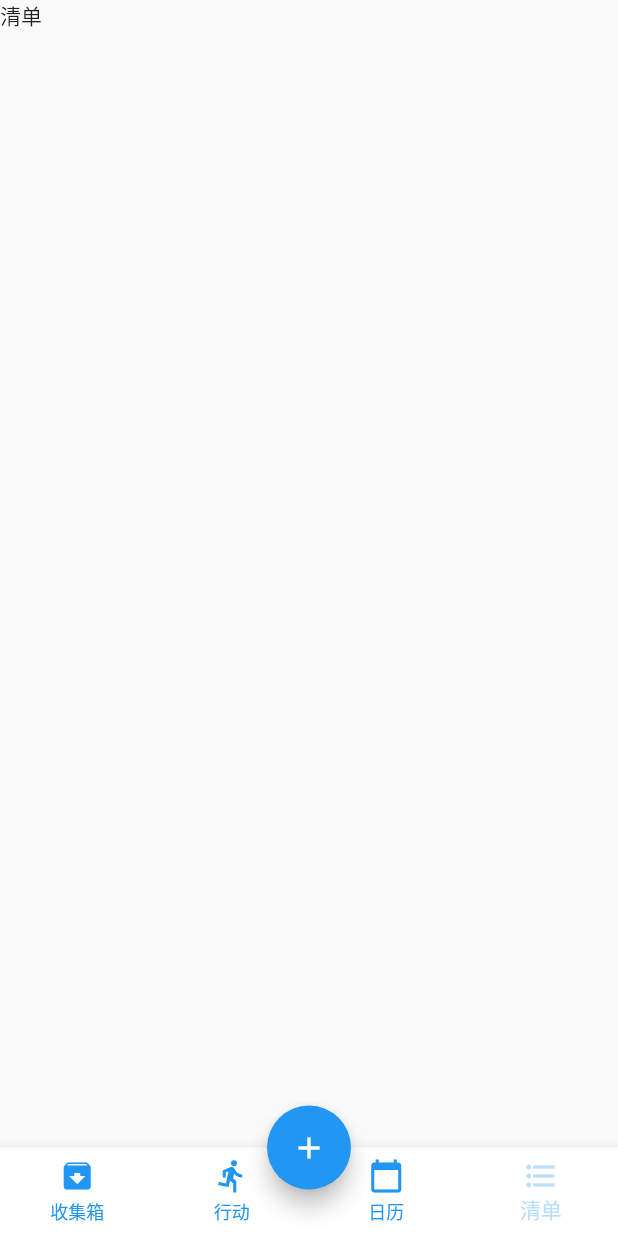
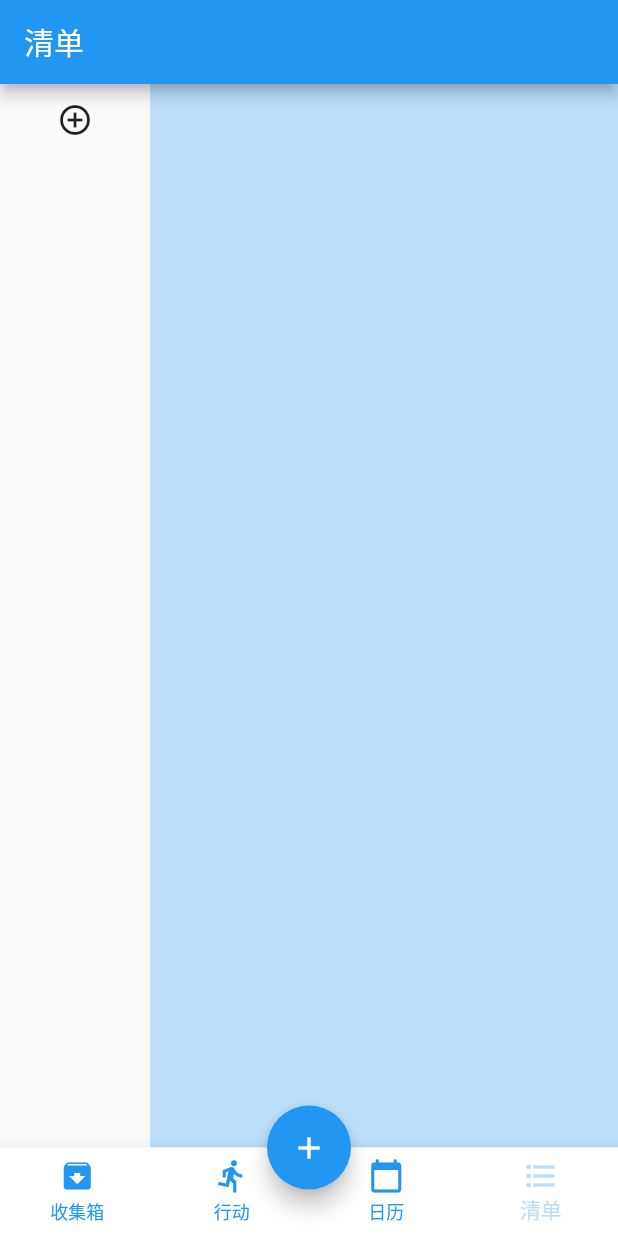
Before and after one commit to yczhangsjtu/GetThingsDone, a Flutter app: the screen it shows after launch, item 4 of the bottom bar chosen, on a phone screen of 412 x 824 dp. Run offline on Flutter 3.47's test engine with Material 2 defaults, Android fonts, the phone set to English and light mode, and no system bars.

Commit message:
Add inventory panel.

```diff
--- a/lib/main.dart
+++ b/lib/main.dart
@@ -4,6 +4,7 @@ import 'core/card.dart';
 import 'pages/basket.dart';
 import 'pages/actions.dart';
 import 'pages/calendar.dart';
+import 'pages/inventories.dart';
 import 'pages/card.dart';
 
 void main() {
@@ -19,7 +20,6 @@ class GTDApp extends StatefulWidget {
   State<StatefulWidget> createState() {
     return GTDAppState();
   }
-
 }
 
 class GTDAppState extends State<GTDApp> {
@@ -37,21 +37,26 @@ class GTDAppState extends State<GTDApp> {
           BottomNavigationItem(
               icon: Icon(Icons.format_list_bulleted),
               title: "清单",
-              page: Text("清单")),
+              page: Inventories()),
         ],
-        floatingActionButton: FloatingActionButton(onPressed: () {
+        floatingActionButton: FloatingActionButton(
+            onPressed: () {
               TextEditingController controller = TextEditingController();
               FocusNode focusNode = FocusNode();
-          return showDialog(context: context, builder: (context) {
-            return buildCardEditingDialog(context, controller, focusNode);
+              return showDialog(
+                  context: context,
+                  builder: (context) {
+                    return buildCardEditingDialog(
+                        context, controller, focusNode);
                   }).then((card) {
-            if(card != null) {
+                if (card != null) {
                   GTDCard.addCard(card);
                   GTDCard.saveCards();
                   setState(() {});
                 }
               });
-        }, child: Icon(Icons.add)),
+            },
+            child: Icon(Icons.add)),
         floatingActionButtonLocation: FloatingActionButtonLocation.centerDocked,
       );
     });
--- /dev/null
+++ b/lib/pages/inventories.dart
@@ -0,0 +1,109 @@
+import 'package:flutter/material.dart';
+import 'package:flutter_gtd/core/card.dart';
+
+import 'card.dart';
+import 'styles.dart';
+
+class Inventories extends StatefulWidget {
+  @override
+  State<StatefulWidget> createState() {
+    return _InventoriesState();
+  }
+}
+
+class _InventoriesState extends State<Inventories> {
+  int currentIndex = 0;
+  List<GTDCard> cards = [];
+  TextEditingController _controller = TextEditingController();
+  FocusNode _focusNode = FocusNode();
+
+  @override
+  Widget build(BuildContext context) {
+    cards.clear();
+    if (currentIndex >= Inventory.inventories.length) {
+      currentIndex = Inventory.inventories.length - 1;
+    }
+    if (currentIndex < 0) {
+      currentIndex = 0;
+    }
+    if (Inventory.inventories.isNotEmpty) {
+      Inventory inventory = Inventory.inventories[currentIndex];
+      cards = GTDCard.cards.where((card) {
+        return card is InventoryCard && inventory.filterRule.match(card.title);
+      });
+    }
+
+    Widget leftPanel = ListView.builder(
+      itemCount: Inventory.inventories.length + 1,
+      itemBuilder: _buildInventoryTabs,
+    );
+
+    leftPanel = Container(
+      child: leftPanel,
+      width: 100,
+    );
+
+    Widget cardList =
+        ListView.builder(itemBuilder: _buildCard, itemCount: cards.length);
+
+    cardList = Container(
+      color: kActiveTabColor,
+      child: cardList,
+    );
+
+    Widget body = Row(
+      children: <Widget>[
+        leftPanel,
+        Expanded(
+          child: cardList,
+        )
+      ],
+    );
+    return Scaffold(
+      appBar: AppBar(
+        title: Text("清单"),
+      ),
+      body: body,
+    );
+  }
+
+  Widget _buildInventoryTabs(BuildContext context, int index) {
+    if (index < Inventory.inventories.length) {
+      return GestureDetector(
+        child: buildTabButton(
+            Inventory.inventories[index].name, currentIndex == index),
+        onTap: () {
+          setState(() {
+            currentIndex = index;
+          });
+        },
+      );
+    }
+    if (index == Inventory.inventories.length) {
+      return IconButton(
+        icon: Icon(Icons.add_circle_outline),
+        onPressed: () {},
+      );
+    }
+    return Container();
+  }
+
+  Widget _buildCard(BuildContext context, int index) {
+    Inventory inventory = Inventory.inventories[currentIndex];
+    return buildCard(context, cards[index],
+        controller: _controller,
+        focusNode: _focusNode, onGTDCardCallback: (card) {
+      if (card != null) {
+        if (GTDCard.updateInventoryCard(index, inventory, card)) {
+          setState(() {});
+          GTDCard.saveCards();
+        }
+      }
+    }, onRemoveCallback: () {
+      if (GTDCard.removeInventoryCard(index, inventory)) {
+        setState(() {});
+        GTDCard.saveCards();
+      }
+    });
+  }
+}
```
Also changed, not shown: lib/core/card.dart (+32 -8 lines). Lines whose indentation alone changed are shown as unchanged.
